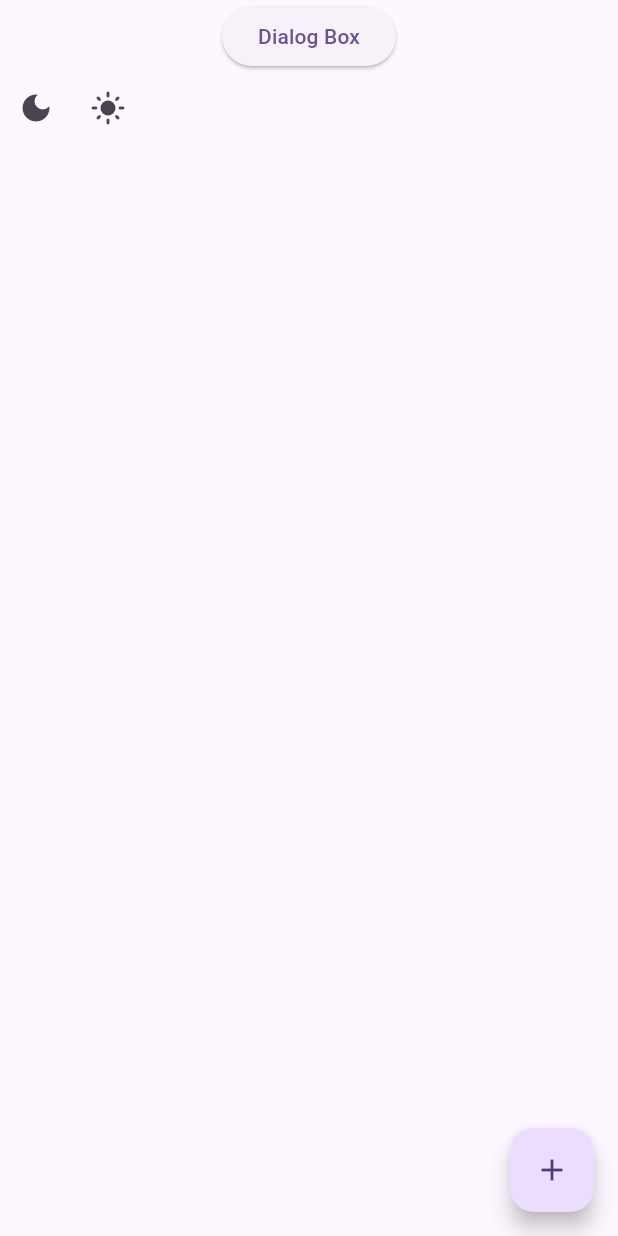
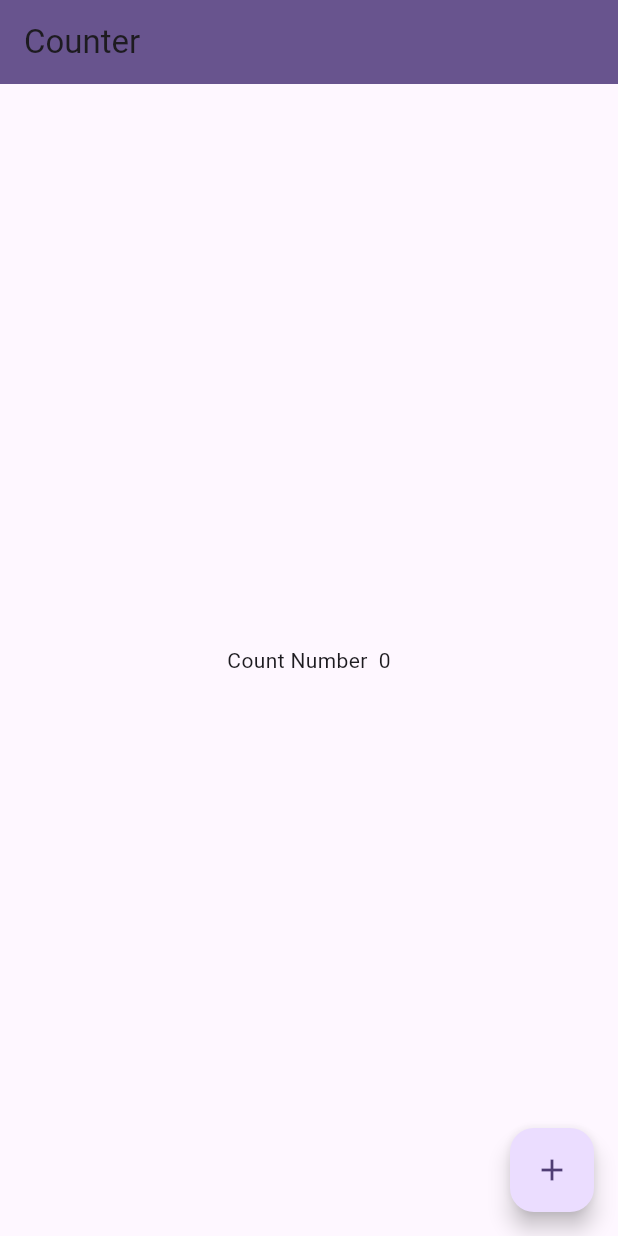
Before and after one commit to mdnayeemm416/getXlearn, a Flutter app: the screen it shows after launch, on a phone screen of 412 x 824 dp. Run offline on Flutter 3.47's test engine with Material 2 defaults, Android fonts, the phone set to English and light mode, and no system bars; our stand-ins replace get.

Commit message:
Getx obs & Obx

```diff
--- /dev/null
+++ b/lib/getxcontroller/GetxController.dart
@@ -0,0 +1,10 @@
+import 'package:flutter/material.dart';
+import 'package:get/get.dart';
+
+class CountController extends GetxController {
+  RxInt Num = 0.obs;
+
+  IncreaseNumber() {
+    Num.value++;
+  }
+}
--- a/lib/main.dart
+++ b/lib/main.dart
@@ -1,5 +1,6 @@
 import 'package:flutter/material.dart';
 import 'package:get/get.dart';
+import 'package:getx_learn/pages/counter.dart';
 import 'package:getx_learn/pages/getxRoutes.dart';
 import 'package:getx_learn/pages/snackbar.dart';
 
@@ -24,7 +25,7 @@ class MyApp extends StatelessWidget {
         useMaterial3: true,
       ),
       debugShowCheckedModeBanner: false,
-      home: const SnackbarWedget(),
+      home: const CounterWidget(),
     );
   }
 }
--- /dev/null
+++ b/lib/pages/counter.dart
@@ -0,0 +1,32 @@
+import 'package:flutter/material.dart';
+import 'package:get/get.dart';
+import 'package:getx_learn/getxcontroller/GetxController.dart';
+
+class CounterWidget extends StatefulWidget {
+  const CounterWidget({super.key});
+
+  @override
+  State<CounterWidget> createState() => _CounterWidgetState();
+}
+
+class _CounterWidgetState extends State<CounterWidget> {
+  final CountController cntroller = Get.put(CountController());
+  @override
+  Widget build(BuildContext context) {
+    return Scaffold(
+        appBar: AppBar(
+            title: Text("Counter"),
+            backgroundColor: Theme.of(context).primaryColor),
+        floatingActionButton: FloatingActionButton(
+          onPressed: () {
+            cntroller.IncreaseNumber();
+          },
+          child: Icon(Icons.add),
+        ),
+        body: Obx(
+          () => Center(
+              child:
+                  Text("Count Number" + '  ' + cntroller.Num.value.toString())),
+        ));
+  }
+}
```
